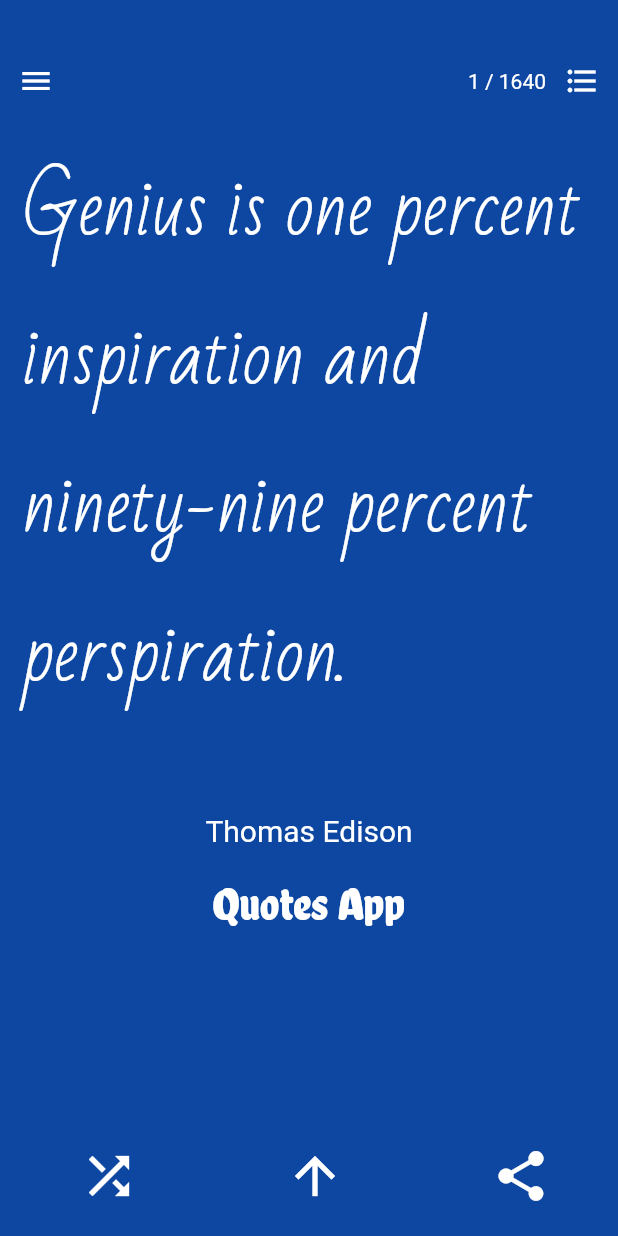
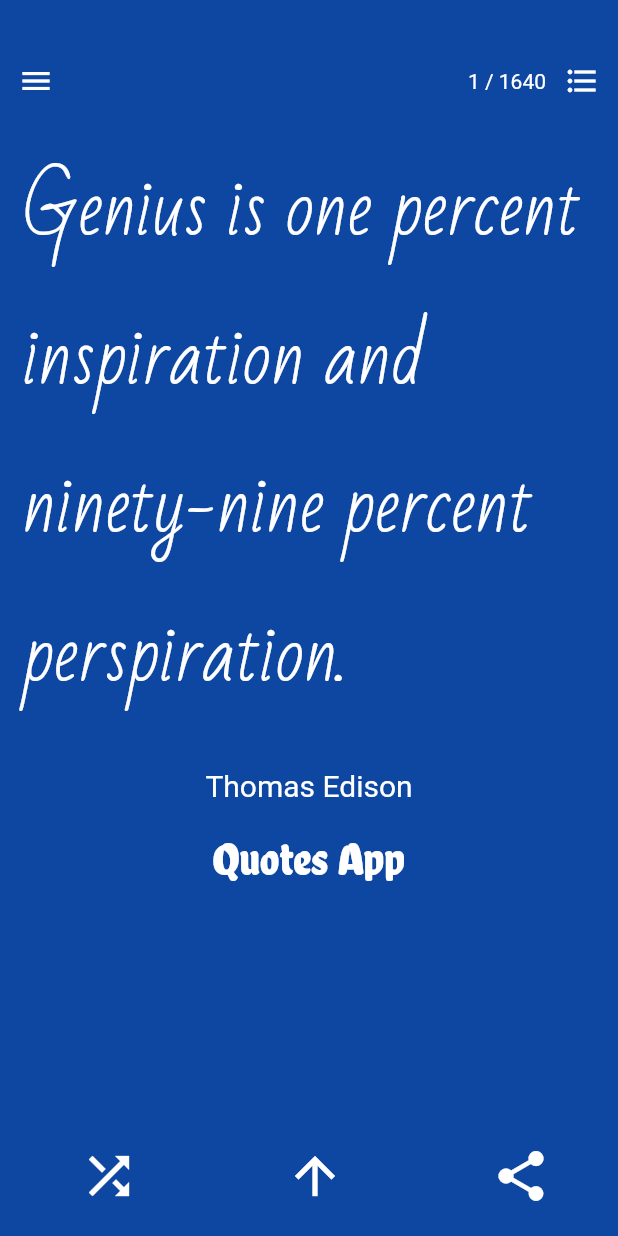
Before and after one commit to dhayaec/quotes_app, a Flutter app: the screen it shows after launch, on a phone screen of 412 x 824 dp. Run offline on Flutter 3.47's test engine with Material 2 defaults, Android fonts, the phone set to English and light mode, and no system bars; drawn by our look-alikes of auto_size_text; missing offline and left inert: flutter_statusbarcolor.

Commit message:
use ratio to calculate container height

```diff
--- a/lib/main.dart
+++ b/lib/main.dart
@@ -95,7 +95,9 @@ class PageViewExampleState extends State<PageViewExample> {
                           var size = MediaQuery.of(context).size;
                           double width = size.width - 30.0;
                           double radio = size.height / size.width;
-                          double height = radio < 1.7 ? width : size.width + 30;
+                          double customHeight =
+                              radio < 1.7 ? size.height - 30.0 : size.height;
+                          double height = customHeight / radio;
 
                           var quoteText = quotesList[index]['quoteText'];
                           var quoteAuthor = quotesList[index]['quoteAuthor'];
```
